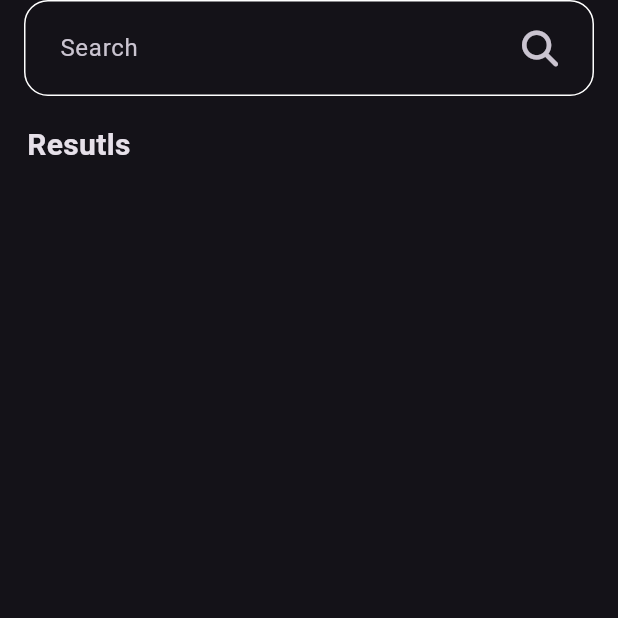
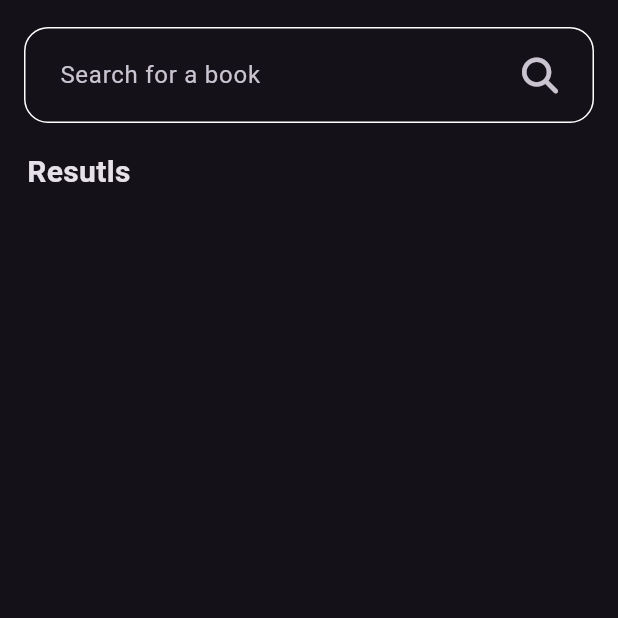
Before and after one commit to AhmedOmran22/Bookly-App, a Flutter app: the screen it shows after launch, after a tap on an icon or button, on a phone screen of 412 x 824 dp, the top half of it. Run offline on Flutter 3.47's test engine with Material 3 defaults, Android fonts, the phone set to English and light mode, and no system bars; our stand-ins replace bloc, cached_network_image, dartz, dio, equatable, flutter_bloc and 4 more; network calls fail.

Commit message:
finish search feature

```diff
--- a/lib/core/utils/app_router.dart
+++ b/lib/core/utils/app_router.dart
@@ -4,6 +4,7 @@ import 'package:bookly/features/book%20feature/data/repositry/book_repo_impl.dar
 import 'package:bookly/features/book%20feature/presintation/manager/simillar%20list%20cubit/simiilar_books_cubit.dart';
 import 'package:bookly/features/book%20feature/presintation/view/book_detailes_view.dart';
 import 'package:bookly/features/book%20feature/presintation/view/home_view.dart';
+import 'package:bookly/features/search%20feature/preseintatio/manager/cubit/search_cubit.dart';
 import 'package:bookly/features/search%20feature/preseintatio/views/search_view.dart';
 import 'package:flutter/material.dart';
 import 'package:flutter_bloc/flutter_bloc.dart';
@@ -53,7 +54,7 @@ abstract class AppRouter {
               create: (context) => SimiilarBooksCubit(
                 getIt.get<BookRepoImpl>(),
               ),
-              child:  BookDetailesView(
+              child: BookDetailesView(
                 bookModel: state.extra as BookModel,
               ),
             ),
@@ -77,7 +78,12 @@ abstract class AppRouter {
           return CustomTransitionPage(
             transitionDuration: const Duration(milliseconds: 300),
             key: state.pageKey,
-            child: const SearchView(),
+            child: BlocProvider(
+              create: (context) => SearchCubit(
+                getIt.get<BookRepoImpl>(),
+              ),
+              child: const SearchView(),
+            ),
             transitionsBuilder:
                 (context, animation, secondaryAnimation, child) {
               const begin = Offset(1.0, 0.0);
--- a/lib/features/book feature/data/repositry/book_repo.dart
+++ b/lib/features/book feature/data/repositry/book_repo.dart
@@ -6,6 +6,9 @@ import '../models/book model/book_model.dart';
 abstract class BookRepo {
   Future<Either<Failure, List<BookModel>>> fetchNewestBooks();
   Future<Either<Failure, List<BookModel>>> fetchFeaturedBooks();
+  Future<Either<Failure, List<BookModel>>> fetchSearchBooks({
+    required String category,
+  });
   Future<Either<Failure, List<BookModel>>> fetchSimiilarBooks({
     required String category,
   });
--- a/lib/features/book feature/presintation/view/widgets/book_detailes_section.dart
+++ b/lib/features/book feature/presintation/view/widgets/book_detailes_section.dart
@@ -31,7 +31,7 @@ class BookDetailesSction extends StatelessWidget {
         const SizedBox(height: 5),
         Text(
           textAlign: TextAlign.center,
-          bookModel.volumeInfo.authors![0],
+          bookModel.volumeInfo.authors?[0] ?? '',
           style: Styles.textStyle18.copyWith(
             fontStyle: FontStyle.italic,
           ),
--- /dev/null
+++ b/lib/features/search feature/preseintatio/manager/cubit/search_cubit.dart
@@ -0,0 +1,27 @@
+import 'package:bloc/bloc.dart';
+import 'package:bookly/features/book%20feature/data/repositry/book_repo.dart';
+import 'package:equatable/equatable.dart';
+
+import '../../../../book feature/data/models/book model/book_model.dart';
+
+part 'search_state.dart';
+
+class SearchCubit extends Cubit<SearchState> {
+  SearchCubit(this.bookRepo) : super(SearchInitial());
+  final BookRepo bookRepo;
+
+  Future<void> fecthSearchBooks(String category) async {
+    emit(SearchLoading());
+
+    var result = await bookRepo.fetchSearchBooks(category: category);
+
+    result.fold(
+      (failure) {
+        emit(SearchFailure(failure.errMessage));
+      },
+      (books) {
+        emit(SearchSucess(books));
+      },
+    );
+  }
+}
--- /dev/null
+++ b/lib/features/search feature/preseintatio/manager/cubit/search_state.dart
@@ -0,0 +1,24 @@
+part of 'search_cubit.dart';
+
+sealed class SearchState extends Equatable {
+  const SearchState();
+
+  @override
+  List<Object> get props => [];
+}
+
+final class SearchInitial extends SearchState {}
+
+final class SearchLoading extends SearchState {}
+
+class SearchSucess extends SearchState {
+  final List<BookModel> books;
+
+  const SearchSucess(this.books);
+}
+
+final class SearchFailure extends SearchState {
+  final String errMessage;
+
+  const SearchFailure(this.errMessage);
+}
--- a/lib/features/search feature/preseintatio/views/widgets/custom_search_text_field.dart
+++ b/lib/features/search feature/preseintatio/views/widgets/custom_search_text_field.dart
@@ -1,18 +1,43 @@
+import 'package:bookly/features/search%20feature/preseintatio/manager/cubit/search_cubit.dart';
 import 'package:flutter/material.dart';
+import 'package:flutter_bloc/flutter_bloc.dart';
 import 'package:font_awesome_flutter/font_awesome_flutter.dart';
 
-class CustomSearchTextField extends StatelessWidget {
-  const CustomSearchTextField({super.key});
+class TextDirectionTextField extends StatefulWidget {
+  const TextDirectionTextField({super.key});
+
+  @override
+  TextDirectionTextFieldState createState() => TextDirectionTextFieldState();
+}
+
+class TextDirectionTextFieldState extends State<TextDirectionTextField> {
+  TextDirection _textDirection = TextDirection.ltr;
+
+  void _handleChange(String text) {
+    setState(() {
+      _textDirection = _isArabic(text) ? TextDirection.rtl : TextDirection.ltr;
+    });
+  }
+
+  bool _isArabic(String text) {
+    final arabicRegex = RegExp(r'[\u0600-\u06FF]');
+    return arabicRegex.hasMatch(text);
+  }
 
   @override
   Widget build(BuildContext context) {
     return TextField(
+      onChanged: _handleChange,
+      onSubmitted: (value) {
+        BlocProvider.of<SearchCubit>(context).fecthSearchBooks(value);
+      },
+      textDirection: _textDirection,
       decoration: InputDecoration(
         contentPadding:
             const EdgeInsets.symmetric(horizontal: 20, vertical: 20),
         enabledBorder: buildBorder(),
         focusedBorder: buildBorder(),
-        hintText: 'Search',
+        hintText: 'Search for a book',
         suffixIcon: Padding(
           padding: const EdgeInsets.only(right: 12),
           child: IconButton(
--- a/lib/features/search feature/preseintatio/views/widgets/search_result_list_view.dart
+++ b/lib/features/search feature/preseintatio/views/widgets/search_result_list_view.dart
@@ -1,20 +1,45 @@
+import 'package:bookly/core/widgets/custom_error_widget.dart';
+import 'package:bookly/core/widgets/loading_indicator.dart';
+import 'package:bookly/features/search%20feature/preseintatio/manager/cubit/search_cubit.dart';
 import 'package:flutter/material.dart';
+import 'package:flutter_bloc/flutter_bloc.dart';
+
+import '../../../../book feature/presintation/view/widgets/book_list_view_item.dart';
 
 class SearchResultListView extends StatelessWidget {
   const SearchResultListView({super.key});
 
   @override
   Widget build(BuildContext context) {
-    return SliverList(
-      delegate: SliverChildBuilderDelegate(
-        childCount: 20,
-        (context, index) {
-          return const Padding(
-            padding: EdgeInsets.symmetric(vertical: 10, horizontal: 16),
-            // child: BookListViewItem(bookModel: AssetsData.randomUrlPhoto),
+    return BlocBuilder<SearchCubit, SearchState>(
+      builder: (context, state) {
+        if (state is SearchSucess) {
+          return SliverList(
+            delegate: SliverChildBuilderDelegate(
+              childCount: state.books.length,
+              (context, index) {
+                return Padding(
+                  padding:
+                      const EdgeInsets.symmetric(vertical: 10, horizontal: 16),
+                  child: BookListViewItem(bookModel: state.books[index]),
+                );
+              },
+            ),
           );
-        },
-      ),
+        } else if (state is SearchFailure) {
+          return SliverFillRemaining(
+            child: CustomErrorWidget(errMessage: state.errMessage),
+          );
+        } else if (state is SearchInitial) {
+          return const SliverFillRemaining(
+            child: SizedBox(),
+          );
+        } else {
+          return const SliverFillRemaining(
+            child: LoadingIndicator(),
+          );
+        }
+      },
     );
   }
 }
--- a/lib/features/search feature/preseintatio/views/widgets/search_view_body.dart
+++ b/lib/features/search feature/preseintatio/views/widgets/search_view_body.dart
@@ -12,9 +12,12 @@ class SearchViewBody extends StatelessWidget {
       child: CustomScrollView(
         slivers: [
           SliverToBoxAdapter(
+            child: SizedBox(height: 18),
+          ),
+          SliverToBoxAdapter(
             child: Padding(
               padding: EdgeInsets.symmetric(horizontal: 16),
-              child: CustomSearchTextField(),
+              child: TextDirectionTextField(),
             ),
           ),
           SliverToBoxAdapter(
```
Also changed, not shown: lib/features/book feature/data/repositry/book_repo_impl.dart (+21 -0 lines).
